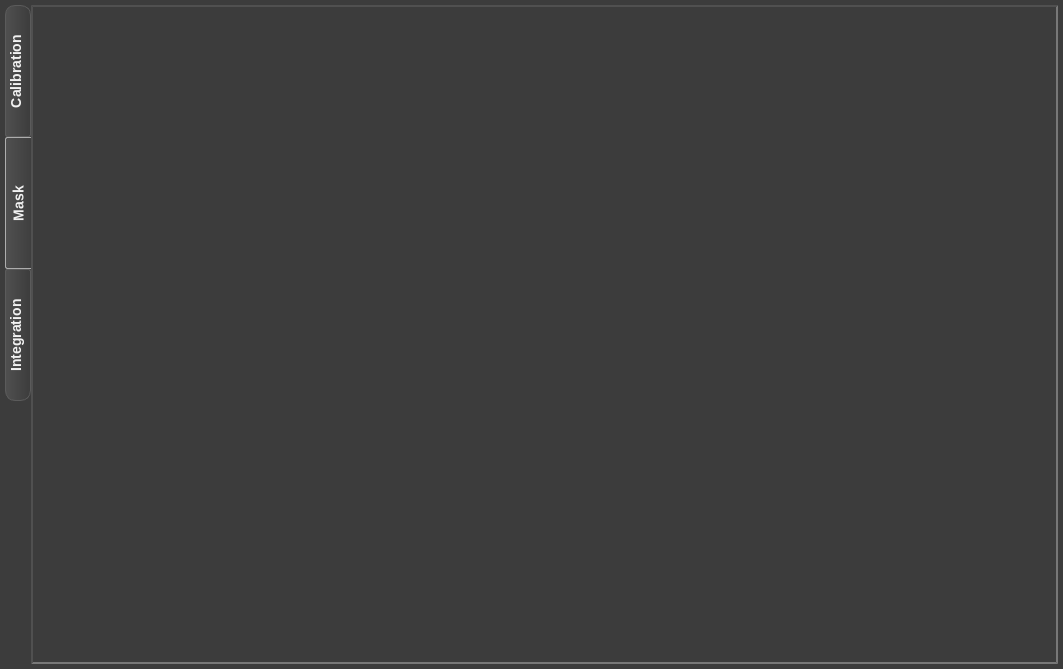
Before: the Qt Designer form PDX main/UiFiles/Main.ui in Dioptas/Dioptas, drawn with Qt 5.
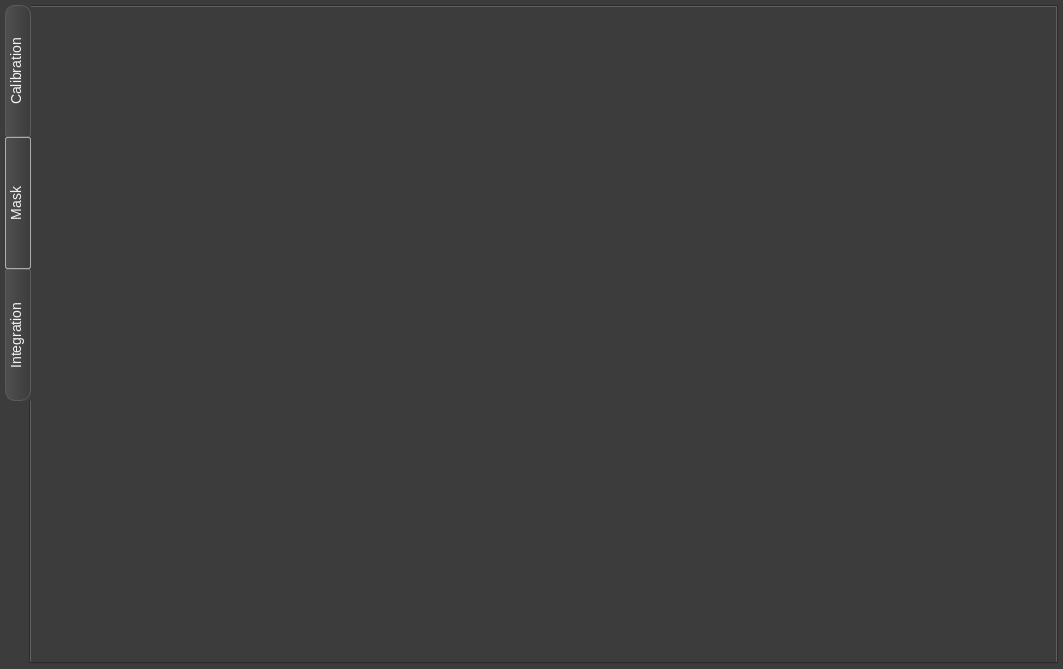
After: the same form once the commit is applied.

The edit to the form file:
```diff
--- a/PDX main/UiFiles/Main.ui
+++ b/PDX main/UiFiles/Main.ui
@@ -19,6 +19,210 @@
 	border: 5px solid #3C3C3C;
  }  
 
+QTabWidget::tab-bar{ 
+	alignment: center;
+}
+
+
+QTabBar::tab:left, QTabBar::tab:right {  
+     background: qlineargradient(spread:pad, x1:1, y1:0, x2:0, y2:0, stop:0 #3C3C3C, stop:1 #505050);
+     border: 1px solid  #5B5B5B;  
+	font: normal 14px;
+	color: #F1F1F1;
+     border-radius:2px;
+	padding-right: 4px;
+     width: 20px;  
+    height:130px;
+ }  
+
+
+QTabBar::tab::top, QTabBar::tab::bottom {  
+     background: qlineargradient(spread:pad, x1:0, y1:1, x2:0, y2:0, stop:0 #3C3C3C, stop:1 #505050);
+     border: 1px solid  #5B5B5B;  
+	border-right: 0px solid white;
+	  color: #F1F1F1; 
+    font: normal 11px;
+     border-radius:2px;
+     width: 80px;  
+    height: 19px;
+    padding-bottom: 0px;
+     margin-top: 1px ;
+	margin-right: 1px;
+ }  
+QTabBar::tab::left:last, QTabBar::tab::right:last{
+    border-bottom-left-radius: 10px;
+    border-bottom-right-radius: 10px;
+}
+QTabBar::tab:left:first, QTabBar::tab:right:first{
+    border-top-left-radius: 10px;
+    border-top-right-radius: 10px;
+}
+
+QTabWidget, QTabWidget::tab-bar,  QTabWidget::panel, QWidget{  
+     background: #3C3C3C;      
+ }  
+
+QTabWidget::tab-bar {
+	alignment: center;
+}
+
+ QTabBar::tab:hover {  
+     border: 1px solid #ADADAD;  
+ }  
+   
+ QTabBar:tab:selected{  
+
+	background: qlineargradient(
+        x1: 0, y1: 1, 
+        x2: 0, y2: 0,
+        stop: 0 #727272, 
+        stop: 1 #444444
+    );
+     border:1px solid  #ADADAD;  
+}
+
+QTabBar::tab:bottom:last, QTabBar::tab:top:last{
+    border-top-right-radius: 10px;
+    border-bottom-right-radius: 10px;
+}
+QTabBar::tab:bottom:first, QTabBar::tab:top:first{
+    border-top-left-radius: 10px;
+    border-bottom-left-radius: 10px;
+}
+ QTabBar::tab:top:!selected {  
+    margin-top: 1px;
+    padding-top:1px;
+ }  
+QTabBar::tab:bottom:!selected{
+	margin-bottom: 1px;
+    padding-bottom:1px;
+}
+
+QGraphicsView {
+	border-style: none;
+}
+
+ QLabel , QCheckBox, QGroupBox, QRadioButton, QListWidget::item, QPushButton, QToolBox::tab, QSpinBox, QDoubleSpinBox , QComboBox{  
+     color: #F1F1F1; 
+    font-size: 12px;
+ }  
+ QCheckBox{  
+     border-radius: 5px;  
+ }  
+ QRadioButton, QCheckBox {  
+     font-weight: normal;  
+	height: 15px;
+ }  
+ 
+ QLineEdit  {  
+     border-radius: 2px;  
+     background: #F1F1F1;  
+     color: black;  
+	height: 18 px;
+ }  
+
+QLineEdit::focus{
+	border-style: none;
+     border-radius: 2px;  
+     background: #F1F1F1;  
+     color: black;  
+}
+QSpinBox, QDoubleSpinBox {
+	background-color:  #F1F1F1;	
+	color: black;
+	margin-left: -15px;
+	margin-right: -2px;
+	height: 30px;
+}
+
+QComboBox:!editable {
+    margin-left: 1px;
+    padding-left: 10px;
+    height: 23px;
+    background-color: #3C3C3C;
+}
+
+QComboBox::item{
+    background-color: #3C3C3C;
+}
+
+QComboBox::item::selected {
+    background-color: #505050;
+}
+
+ QComboBox QAbstractItemView {
+    color:  #F1F1F1;
+ }
+QToolBox::tab:QToolButton{
+    background: qlineargradient(spread:pad, x1:0, y1:1, x2:0, y2:0, stop:0 #3C3C3C, stop:1 #505050);
+     border: 1px solid  #5B5B5B;  
+
+     border-radius:2px;
+     padding-right: 10px;  
+    
+      color: #F1F1F1; 
+    font-size: 12px;
+    padding: 3px;
+}
+  
+QPushButton{  
+     background: qlineargradient(spread:pad, x1:0, y1:0, x2:0, y2:1, stop:0 #323232, stop:1 #505050);
+     border: 1px solid #5B5B5B;
+     border-radius: 5px; 
+     padding-left: 8px;
+height: 18px;
+    padding-right: 8px;   
+ }  
+QPushButton:pressed{
+		margin-top: 2,px;
+		margin-left: 2px;
+}
+QPushButton::disabled{
+}
+
+QPushButton::hover{  
+     border:1px solid #ADADAD;  
+ }  
+ 
+
+QPushButton::checked{
+	background: qlineargradient(
+        x1: 0, y1: 1, 
+        x2: 0, y2: 0,
+        stop: 0 #727272, 
+        stop: 1 #444444
+    );
+     border:1px solid #ADADAD;
+}
+
+QPushButton::focus {
+	outline: None;
+}
+ QGroupBox {  
+     border: 1px solid #ADADAD;  
+     border-radius: 4px;  
+     margin-top: 7px;  
+     padding: 0px  
+ }  
+ QGroupBox::title {  
+      subcontrol-origin: margin;  
+      left: 20px  
+  }
+
+QSplitter::handle:hover {
+	background: #3C3C3C;
+ }
+
+
+QGraphicsView{
+	border-style: none;
+}
+
+
+
+#click_x_lbl, #click_y_lbl, #click_int_lbl, #click_azi_lbl, #click_d_lbl, #click_tth_lbl, #click_q_lbl {
+    color: #00DD00;
+}
 </string>
   </property>
   <layout class="QGridLayout" name="gridLayout">
@@ -28,47 +232,7 @@
    <item row="0" column="0">
     <widget class="QTabWidget" name="tabWidget">
      <property name="styleSheet">
-      <string notr="true">QTabWidget::tab-bar{ 
-	alignment: center;
-}
-
-QTabWidget::pane{	
-	border: 2px solid #505050;
-	border-style: inset;
-}
-
-QTabBar::tab {  
-     background: qlineargradient(spread:pad, x1:1, y1:0, x2:0, y2:0, stop:0 #3C3C3C, stop:1 #505050);
-     border: 1px solid  #5B5B5B;  
-	font: bold 14px;
-	color: #F1F1F1;
-     border-radius:2px;
-	padding-right: 4px;
-     width: 20px;  
-    height:130px;
- }  
-   
- QTabBar::tab:hover {  
-     border-color: #ADADAD;  
-    border: 1px solid #ADADAD;
- }  
-   
- QTabBar::tab:selected {  
-     border:1px solid  #ADADAD; 
-	margin-right: -5px;
-	width: 25px;
-    
- }     
-QTabBar::tab:last{
-    border-bottom-left-radius: 10px;
-    border-bottom-right-radius: 10px;
-}
-QTabBar::tab:first{
-    border-top-left-radius: 10px;
-    border-top-right-radius: 10px;
-}
- QTabBar::tab:!selected {  
- }  </string>
+      <string notr="true"/>
      </property>
      <property name="tabPosition">
       <enum>QTabWidget::West</enum>
```
